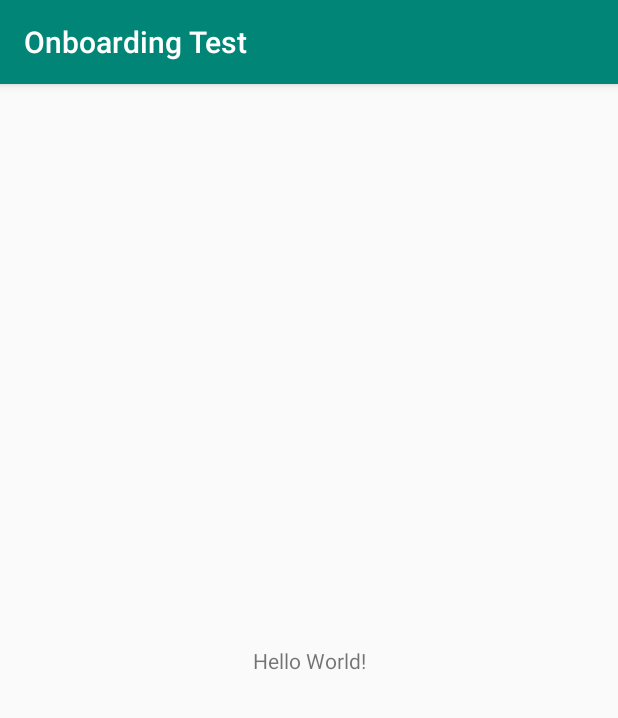
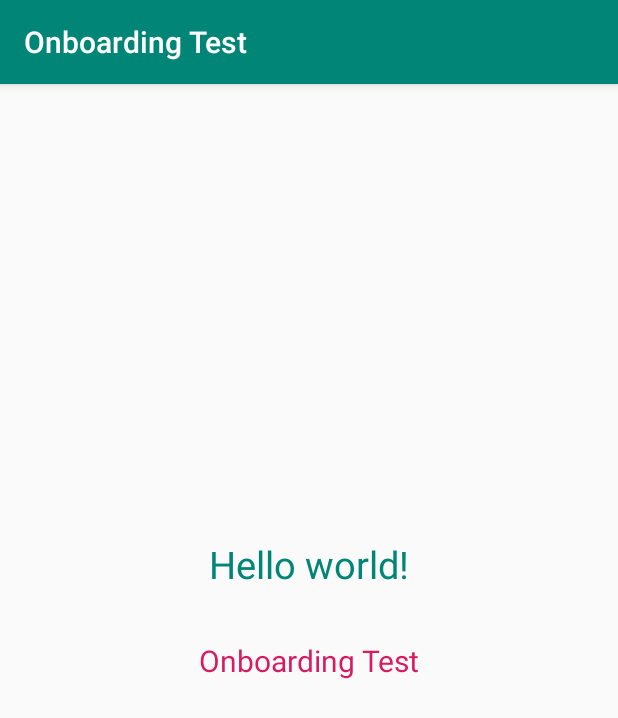
Before and after one commit to KonstantinMalyshevR/OnboardingTest, an Android app: the screen it shows after launch (MainActivity), on a phone screen of 412 x 824 dp. Shown: the top 718 px of the screen. Run offline under Robolectric (Android 15) with nearby library versions, the phone set to English and light mode, and no system bars.

Commit message:
add dependencies, add text styles, make main activity

```diff
--- a/app/src/main/res/layout/activity_main.xml
+++ b/app/src/main/res/layout/activity_main.xml
@@ -7,9 +7,23 @@
     tools:context=".MainActivity">
 
     <TextView
+        android:id="@+id/textView"
         android:layout_width="wrap_content"
         android:layout_height="wrap_content"
-        android:text="Hello World!"
+        android:text="@string/hello_world"
+        style="@style/PrimaryText"
+        app:layout_constraintBottom_toTopOf="@+id/textView2"
+        app:layout_constraintEnd_toEndOf="parent"
+        app:layout_constraintStart_toStartOf="parent"
+        app:layout_constraintTop_toTopOf="parent"
+        app:layout_constraintVertical_bias="0.9" />
+
+    <TextView
+        android:id="@+id/textView2"
+        android:layout_width="wrap_content"
+        android:layout_height="wrap_content"
+        android:text="@string/app_name"
+        style="@style/AccentText"
         app:layout_constraintBottom_toBottomOf="parent"
         app:layout_constraintLeft_toLeftOf="parent"
         app:layout_constraintRight_toRightOf="parent"
--- a/app/src/main/res/values/strings.xml
+++ b/app/src/main/res/values/strings.xml
@@ -1,3 +1,4 @@
 <resources>
     <string name="app_name">Onboarding Test</string>
+    <string name="hello_world">Hello world!</string>
 </resources>
--- a/app/src/main/res/values/styles.xml
+++ b/app/src/main/res/values/styles.xml
@@ -8,4 +8,13 @@
         <item name="colorAccent">@color/colorAccent</item>
     </style>
 
+    <style name="PrimaryText" parent="Base.Widget.AppCompat.TextView">
+        <item name="android:textSize">25sp</item>
+        <item name="android:textColor">@color/colorPrimary</item>
+    </style>
+
+    <style name="AccentText" parent="Base.Widget.AppCompat.TextView">
+        <item name="android:textSize">20sp</item>
+        <item name="android:textColor">@color/colorAccent</item>
+    </style>
 </resources>
--- a/build.gradle
+++ b/build.gradle
@@ -7,7 +7,7 @@ buildscript {
 
     }
     dependencies {
-        classpath 'com.android.tools.build:gradle:3.5.1'
+        classpath 'com.android.tools.build:gradle:3.5.3'
 
         // NOTE: Do not place your application dependencies here; they belong
         // in the individual module build.gradle files
```
Also changed, not shown: app/build.gradle (+19 -3 lines).
